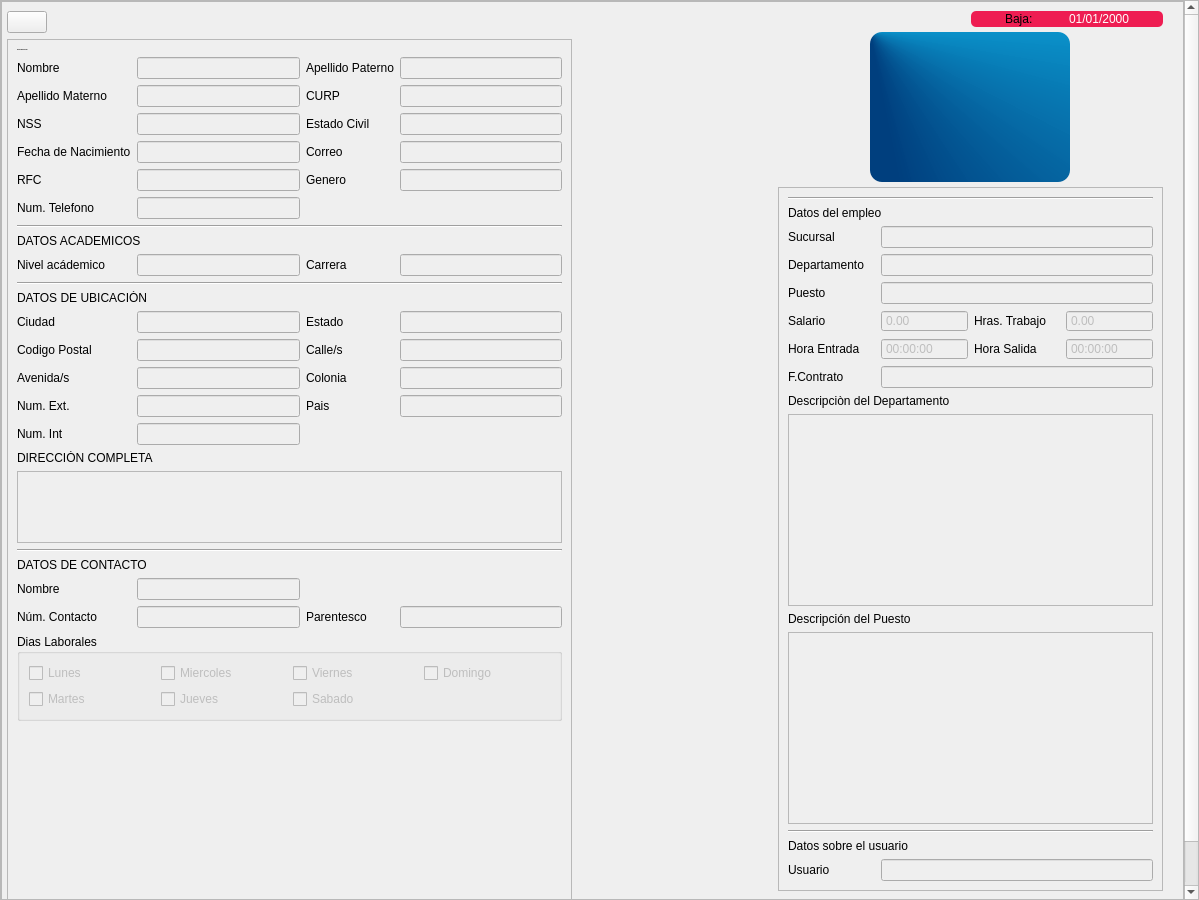
This is app/View/UserInterfaceUi/UI_CONTROL_PERFIL.ui in LAngelVp/TuleVenta as Qt 5 draws it before an edit. The edited form follows.
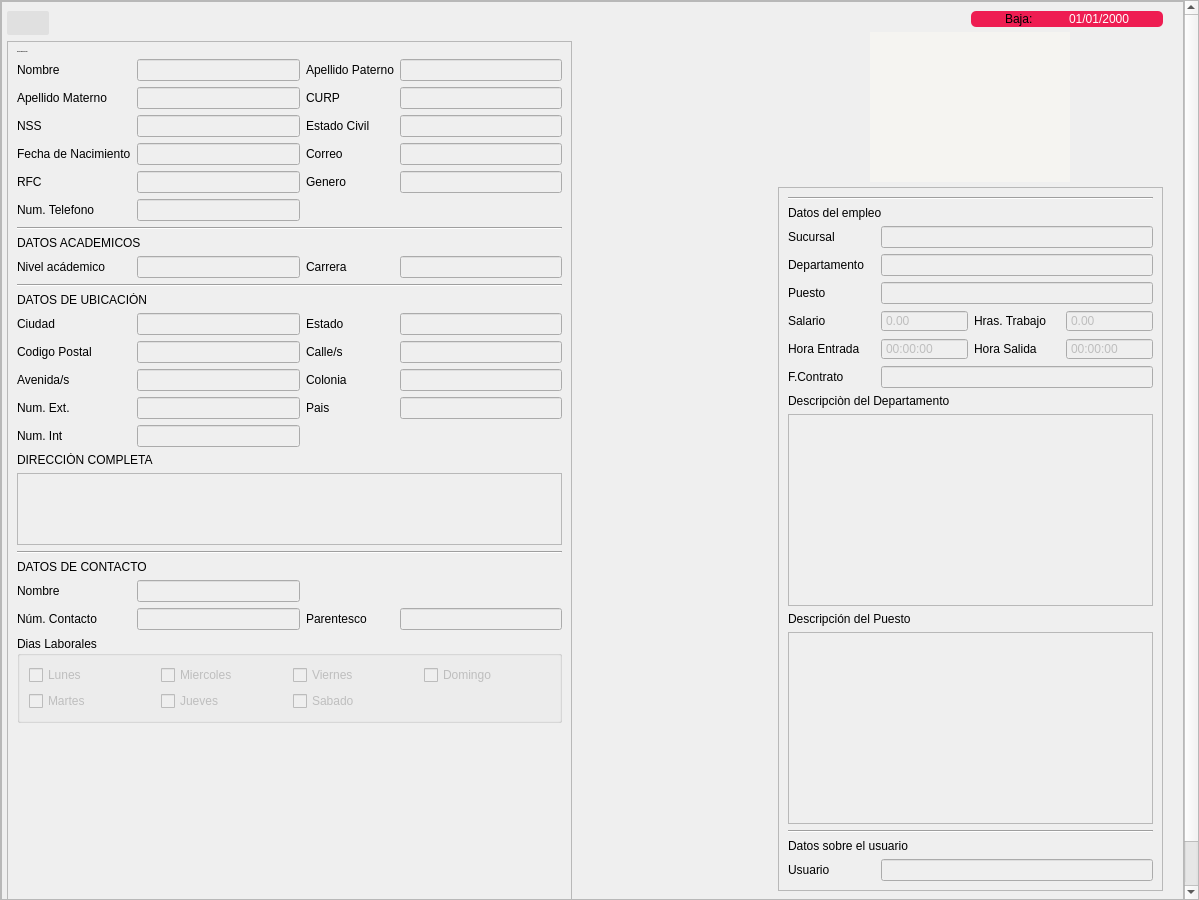
This is the edited form. Icons and pictures are not drawn.

Commit message: Funionalidad del apartado de perfil esta completa

```diff
--- a/app/View/UserInterfaceUi/UI_CONTROL_PERFIL.ui
+++ b/app/View/UserInterfaceUi/UI_CONTROL_PERFIL.ui
@@ -43,9 +43,8 @@
 min-height:150px;
 min-width:200px;
 max-height:150px;
-background:  qconicalgradient(cx:0, cy:0, angle:228.9, stop:0.136364 rgba(0, 63, 126, 255), stop:0.522222 rgba(0, 199, 255, 236));
-border-radius: 12px;
-image: url(:/logos/Icons/logos/cuadrado_sin_fondo.png);
+background: #f5f4f1;
+image: url(:/Icons/Bootstrap/card-image.svg);
 }
 [objectName*=&quot;btn_btn_&quot;]{
 font-family: Arial;
@@ -188,6 +187,17 @@
 [objectName^=&quot;txtlargo&quot;]::focus{
 border-bottom: 2px solid #00668c;
 }
+#btn_btn_verdatos{
+border-radius: 2px;
+background: #e0e0e0;
+padding: 5px;
+}
+#btn_btn_verdatos:hover{
+background: rgb(179, 179, 179);
+}
+#btn_btn_verdatos:pressed{
+background: #b6ccd8 ;
+}
 </string>
   </property>
   <layout class="QVBoxLayout" name="verticalLayout">
@@ -216,8 +226,8 @@
        <rect>
         <x>0</x>
         <y>0</y>
-        <width>1206</width>
-        <height>990</height>
+        <width>1185</width>
+        <height>932</height>
        </rect>
       </property>
       <layout class="QGridLayout" name="gridLayout_6">
@@ -351,7 +361,7 @@
                    <property name="spacing">
                     <number>0</number>
                    </property>
-                   <item row="0" column="0" rowspan="2">
+                   <item row="0" column="0" rowspan="2" alignment="Qt::AlignmentFlag::AlignHCenter|Qt::AlignmentFlag::AlignVCenter">
                     <widget class="QLabel" name="foto_empleadoperfil">
                      <property name="enabled">
                       <bool>true</bool>
@@ -362,12 +372,12 @@
                      <property name="styleSheet">
                       <string notr="true"/>
                      </property>
-                     <property name="text">
-                      <string/>
-                     </property>
                      <property name="scaledContents">
                       <bool>true</bool>
                      </property>
+                     <property name="alignment">
+                      <set>Qt::AlignmentFlag::AlignCenter</set>
+                     </property>
                     </widget>
                    </item>
                   </layout>
```
Left out of the diff: 5 changed lines with no effect on the pictures. The commit also changes 9 other files.
